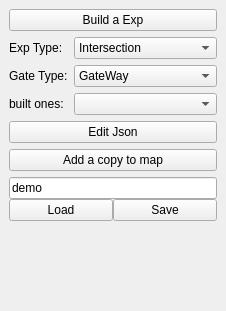
Old version of the form include/tmapping/UI/dockBuildExp.ui in the repository StumboEugen/TMapping.
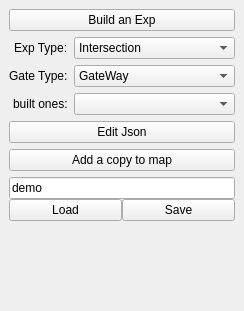
New version of the form.

```diff
--- a/include/tmapping/UI/dockBuildExp.ui
+++ b/include/tmapping/UI/dockBuildExp.ui
@@ -6,7 +6,7 @@
    <rect>
     <x>0</x>
     <y>0</y>
-    <width>226</width>
+    <width>244</width>
     <height>311</height>
    </rect>
   </property>
@@ -29,10 +29,19 @@
    <layout class="QVBoxLayout" name="verticalLayout_2">
     <item>
      <layout class="QFormLayout" name="formLayout">
+      <property name="labelAlignment">
+       <set>Qt::AlignRight|Qt::AlignTrailing|Qt::AlignVCenter</set>
+      </property>
       <item row="0" column="0" colspan="2">
        <widget class="QPushButton" name="btnBuildExp">
         <property name="text">
-         <string>Build a Exp</string>
+         <string>Build an Exp</string>
+        </property>
+        <property name="checkable">
+         <bool>true</bool>
+        </property>
+        <property name="checked">
+         <bool>false</bool>
         </property>
        </widget>
       </item>
```
